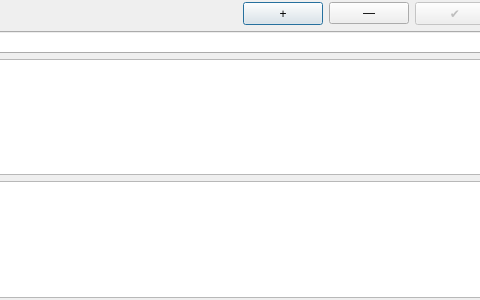
Above: jal/ui/reference_data_dlg.ui from titov-vv/jal before the change; both pictures show x 286 to 766 and y 0 to 300 of the 869 by 300 pixel window. Below: the same form after it.
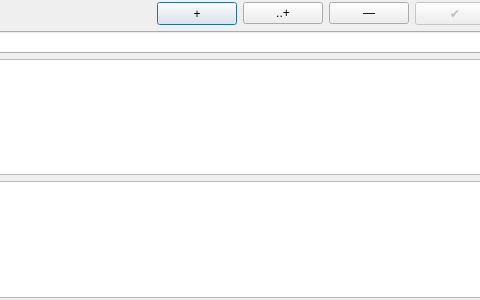
That is the form after the change.

Commit message: Add Child button was implemented for tree view in ReferenceDataDialog

Patch:
```diff
--- a/jal/ui/reference_data_dlg.ui
+++ b/jal/ui/reference_data_dlg.ui
@@ -96,6 +96,13 @@
         </property>
        </widget>
       </item>
+      <item>
+       <widget class="QPushButton" name="AddChildBtn">
+        <property name="text">
+         <string>..+</string>
+        </property>
+       </widget>
+      </item>
       <item>
        <widget class="QPushButton" name="RemoveBtn">
         <property name="text">
```
The commit also changes 5 other files.
